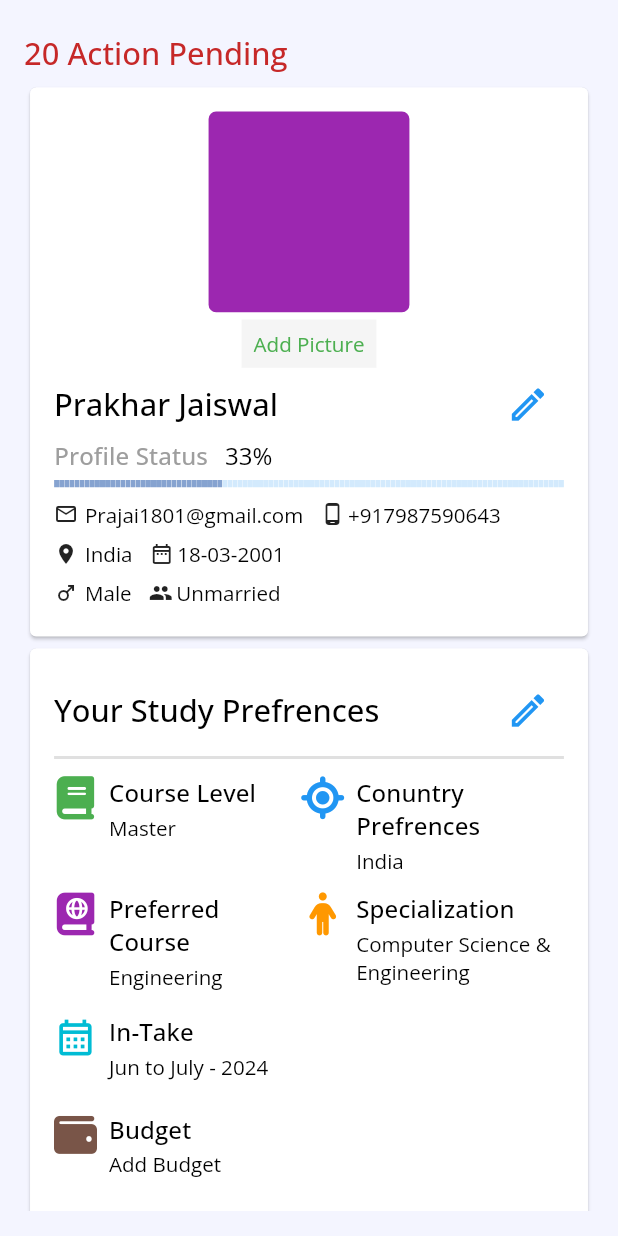
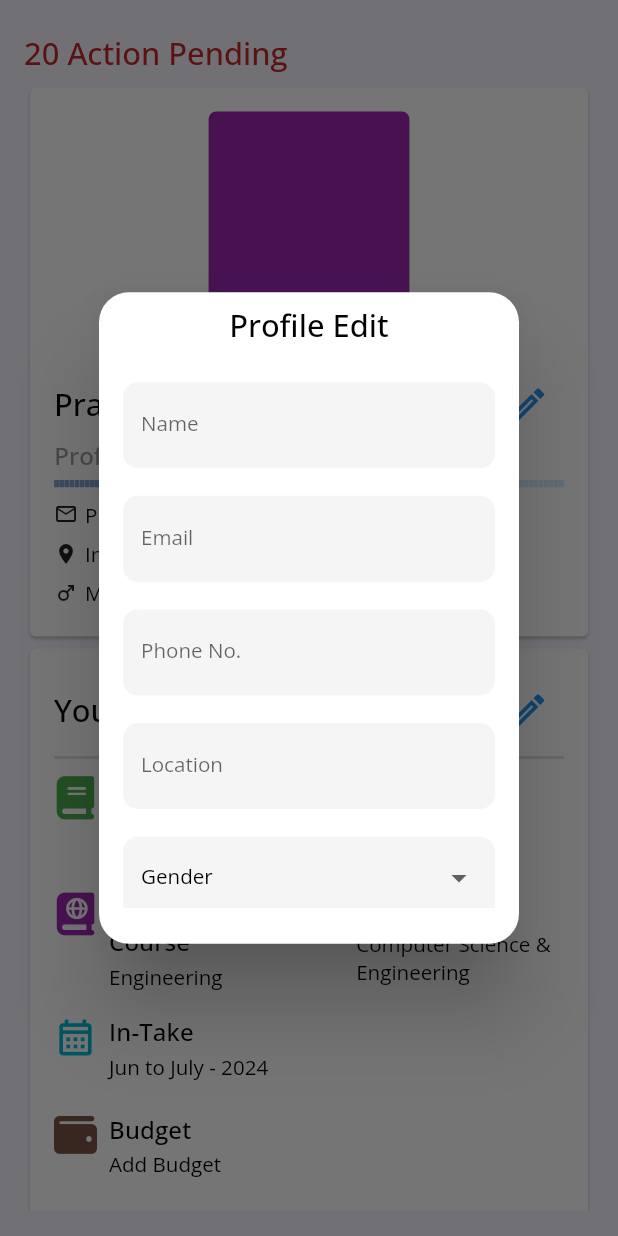
Before and after one commit to prajai1803/apply_course, a Flutter app: the ProfileScreen screen opened by its route, after a tap on the "edit" icon, on a phone screen of 412 x 824 dp. Run offline on Flutter 3.47's test engine with Material 2 defaults, Android fonts, the light colour scheme and no system bars; drawn by our look-alikes of step_progress_indicator; our stand-ins replace cloud_firestore, firebase_auth, firebase_core, flutter_screenutil, font_awesome_flutter, get and 3 more; accounts and stored records are empty.

Commit message:
dropdown in profiles

```diff
--- a/lib/app/modules/profile/profile_controller.dart
+++ b/lib/app/modules/profile/profile_controller.dart
@@ -1,8 +1,24 @@
 import 'package:get/get.dart';
+import 'package:flutter/material.dart';
 
 class ProfileController extends GetxController {
 
   int profileStatus = 0;
+
+  // Form Text Fields
+  TextEditingController nameTextController = TextEditingController();
+  TextEditingController emailTextController = TextEditingController();
+  TextEditingController phoneNumberTextController = TextEditingController();
+  TextEditingController locationTextController = TextEditingController();
+  TextEditingController dobTextController = TextEditingController();
+  TextEditingController genderTextController = TextEditingController();
+  TextEditingController maritalStatusTextController = TextEditingController();
+
+
+
+
+
+
 
 
   @override
--- a/lib/app/modules/profile/widgets/profile_card.dart
+++ b/lib/app/modules/profile/widgets/profile_card.dart
@@ -1,9 +1,105 @@
+import 'package:apply_course/app/modules/profile/profile_controller.dart';
 import 'package:flutter/material.dart';
+import 'package:get/get.dart';
 import 'package:flutter_screenutil/flutter_screenutil.dart';
 import 'package:step_progress_indicator/step_progress_indicator.dart';
 
+import 'profile_drop_down.dart';
+import 'profile_text_field.dart';
+
 class ProfileCard extends StatelessWidget {
-  const ProfileCard({super.key});
+  ProfileCard({super.key});
+
+  final _controller = Get.find<ProfileController>();
+
+  void _addData(context) {
+    Get.defaultDialog(
+      title: "Profile Edit",
+      titleStyle: Theme.of(context).textTheme.titleLarge,
+      content: SingleChildScrollView(
+        child: SizedBox(
+          height: 300.h,
+          child: SingleChildScrollView(
+            child: Column(
+              children: [
+                Padding(
+                  padding: const EdgeInsets.all(8.0),
+                  child: ProfileTextField(
+                    textEditingController: _controller.nameTextController,
+                    hintText: "Name",
+                  ),
+                ),
+                Padding(
+                  padding: const EdgeInsets.all(8.0),
+                  child: ProfileTextField(
+                    textEditingController: _controller.emailTextController,
+                    hintText: "Email",
+                  ),
+                ),
+                Padding(
+                  padding: const EdgeInsets.all(8.0),
+                  child: ProfileTextField(
+                    textEditingController:
+                        _controller.phoneNumberTextController,
+                    hintText: "Phone No.",
+                  ),
+                ),
+                Padding(
+                  padding: const EdgeInsets.all(8.0),
+                  child: ProfileTextField(
+                    textEditingController: _controller.locationTextController,
+                    hintText: "Location",
+                  ),
+                ),
+                Padding(
+                  padding: const EdgeInsets.all(8.0),
+                  child: ProfileDropDown(
+                    data: ["Male", "Female", "Trans"],
+                    hintText: "Gender",
+                    onChanged: (value) {
+                      _controller.genderTextController.text = value;
+                    },
+                  ),
+                ),
+                Padding(
+                  padding: const EdgeInsets.all(8.0),
+                  child: ProfileDropDown(
+                    data: ["Married", "Unmarried"],
+                    hintText: "Marital Status",
+                    onChanged: (value) {
+                      _controller.maritalStatusTextController.text = value;
+                    },
+                  ),
+                ),
+                Row(
+                  mainAxisAlignment: MainAxisAlignment.spaceEvenly,
+                  children: [
+                    TextButton(
+                        onPressed: () {
+                          Get.back();
+                        },
+                        child: Text(
+                          "Cancel",
+                          style: Theme.of(context).textTheme.titleSmall,
+                        )),
+                    ElevatedButton(
+                        onPressed: () {},
+                        child: Text(
+                          "Save",
+                          style: Theme.of(context)
+                              .textTheme
+                              .titleSmall!
+                              .copyWith(color: Colors.white),
+                        ))
+                  ],
+                )
+              ],
+            ),
+          ),
+        ),
+      ),
+    );
+  }
 
   @override
   Widget build(BuildContext context) {
@@ -54,7 +150,9 @@ class ProfileCard extends StatelessWidget {
                     Text("Prakhar Jaiswal",
                         style: Theme.of(context).textTheme.titleLarge),
                     IconButton(
-                        onPressed: () {},
+                        onPressed: () {
+                          _addData(context);
+                        },
                         icon: Icon(
                           Icons.edit_outlined,
                           size: 25.r,
@@ -90,11 +188,14 @@ class ProfileCard extends StatelessWidget {
                     size: 5,
                     padding: 0,
                     selectedGradientColor: LinearGradient(
-                  begin: Alignment.topLeft,
-                  end: Alignment.bottomRight,
-                  colors: [Colors.blue[900]!.withOpacity(.5),Colors.blue[900]!],
-                              ),
-                              unselectedColor: Colors.blue.withOpacity(.2),
+                      begin: Alignment.topLeft,
+                      end: Alignment.bottomRight,
+                      colors: [
+                        Colors.blue[900]!.withOpacity(.5),
+                        Colors.blue[900]!
+                      ],
+                    ),
+                    unselectedColor: Colors.blue.withOpacity(.2),
                   ),
                 ),
                 // Email and Phone Number
@@ -213,7 +314,6 @@ class ProfileCard extends StatelessWidget {
                   ),
                 ),
               ],
-
             ),
           ],
         ),
--- /dev/null
+++ b/lib/app/modules/profile/widgets/profile_drop_down.dart
@@ -0,0 +1,36 @@
+import 'package:flutter/material.dart';
+import 'package:flutter_screenutil/flutter_screenutil.dart';
+
+class ProfileDropDown extends StatelessWidget {
+  String? hintText;
+  List data = [];
+  Function(dynamic)? onChanged;
+  ProfileDropDown({super.key, required this.data, this.hintText = "",required this.onChanged});
+
+  @override
+  Widget build(BuildContext context) {
+    return SizedBox(
+      height: 55,
+      child: DropdownButtonFormField(
+        style: Theme.of(context).textTheme.bodySmall,
+          decoration: InputDecoration(
+            filled: true,
+            labelStyle: Theme.of(context).textTheme.bodySmall,
+            hintStyle: Theme.of(context).textTheme.bodySmall,
+            helperStyle: Theme.of(context).textTheme.bodySmall,
+            enabledBorder: OutlineInputBorder(
+              gapPadding: 4,
+              borderRadius: BorderRadius.circular(10),
+              borderSide: BorderSide.none,
+            ),
+            focusedBorder: OutlineInputBorder(
+              borderRadius: BorderRadius.circular(10),
+            ),
+            labelText: hintText,
+          ),
+
+          items: data.map<DropdownMenuItem<String>>((e) => DropdownMenuItem<String>(value: e,child: Text(e,style: Theme.of(context).textTheme.bodySmall,))).toList(),
+          onChanged: onChanged),
+    );
+  }
+}
--- /dev/null
+++ b/lib/app/modules/profile/widgets/profile_text_field.dart
@@ -0,0 +1,35 @@
+import 'package:apply_course/app/modules/profile/profile_controller.dart';
+import 'package:get/get.dart';
+import 'package:flutter/material.dart';
+import 'package:flutter_screenutil/flutter_screenutil.dart';
+import 'package:font_awesome_flutter/font_awesome_flutter.dart';
+
+class ProfileTextField extends StatelessWidget {
+  TextEditingController? textEditingController;
+  String? hintText;
+  ProfileTextField({super.key,required this.textEditingController,this.hintText = ""});
+
+  @override
+  Widget build(BuildContext context) {
+    return SizedBox(
+      height: 50.h,
+      child: TextFormField(
+        textAlignVertical: TextAlignVertical.center,
+        controller: textEditingController,
+        style: Theme.of(context).textTheme.bodySmall,
+        decoration: InputDecoration(
+          filled: true,
+          enabledBorder: UnderlineInputBorder(
+            borderRadius: BorderRadius.circular(10),
+            borderSide: BorderSide.none,
+          ),
+          focusedBorder: OutlineInputBorder(
+            borderRadius: BorderRadius.circular(10),
+          ),
+          // hintText: hintText
+          labelText: hintText,
+          ),
+      ),
+    );
+  }
+}
```
